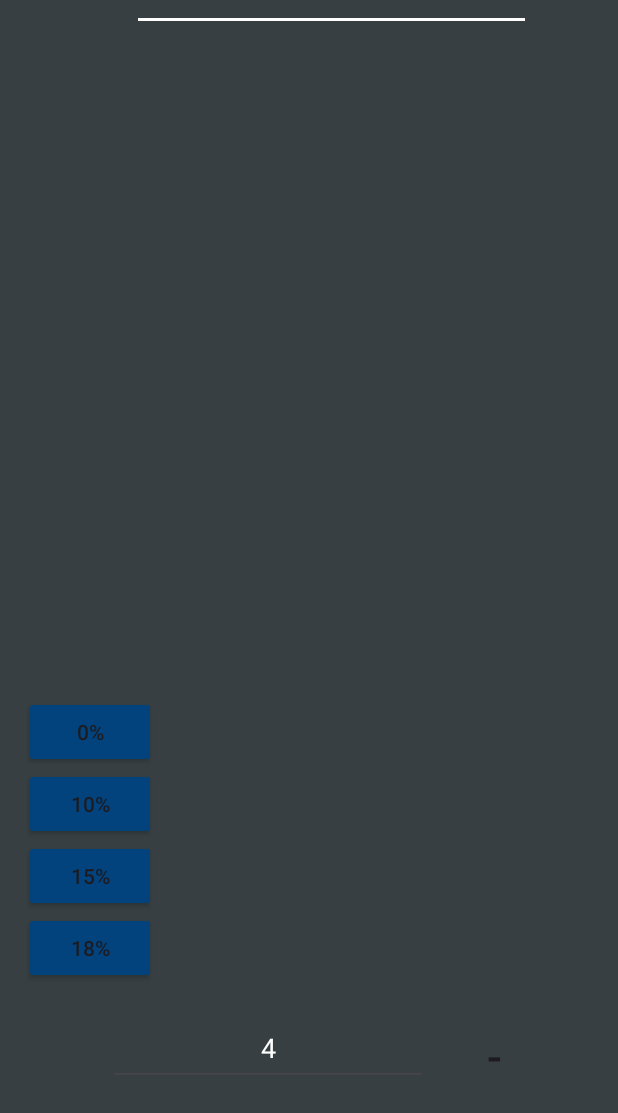
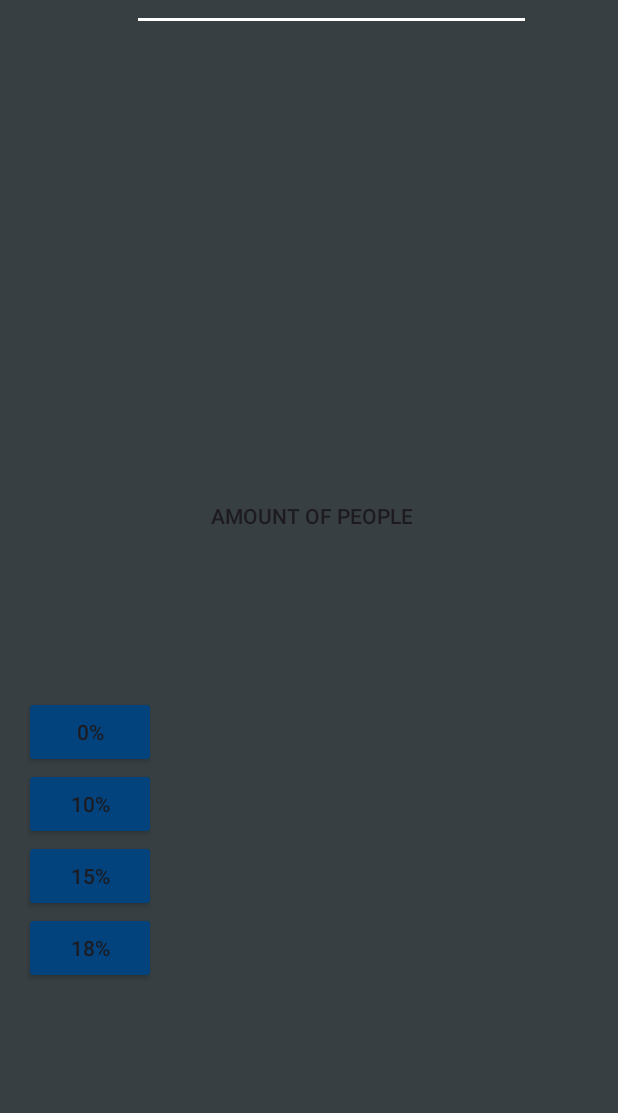
Before and after one commit to N0GN0l/Tip-Calculator, an Android app: the screen it shows after launch (MainActivity), on a phone screen of 412 x 824 dp. Shown: the top 1113 px of the screen. Run offline under Robolectric (Android 15) with nearby library versions, the phone set to English and light mode, and no system bars.

Commit message:
Linked linearlayout to Java and created button to show it

```diff
--- a/app/src/main/java/com/example/billcalc/MainActivity.java
+++ b/app/src/main/java/com/example/billcalc/MainActivity.java
@@ -5,6 +5,7 @@ import android.os.Bundle;
 import android.view.View;
 import android.widget.Button;
 import android.widget.EditText;
+import android.widget.LinearLayout;
 import android.widget.TextView;
 
 import androidx.appcompat.app.AppCompatActivity;
@@ -16,6 +17,8 @@ public class MainActivity extends AppCompatActivity {
     Button tenPercent;
     Button fifteenPercent;
     Button eighteenPercent;
+    Button changeNumberOfPeople;
+    LinearLayout collapsableNumberOfPeople;
     double tipPercent = 1.15;
     int amountOfPeople = 4;
     @Override
@@ -33,9 +36,10 @@ public class MainActivity extends AppCompatActivity {
         tenPercent = findViewById(R.id.Ten);
         fifteenPercent = findViewById(R.id.Fifteen);
         eighteenPercent = findViewById(R.id.Eighteen);
+        changeNumberOfPeople = findViewById(R.id.ChangeNumberOfPeople);
 
-
-
+        collapsableNumberOfPeople = findViewById(R.id.CollapsableNumberOfPeople);
+        collapsableNumberOfPeople.setAlpha(0f);
         //onClick Listeners
         billAmount.setOnClickListener(new View.OnClickListener(){
             @SuppressLint("SetTextI18n")
@@ -74,6 +78,10 @@ public class MainActivity extends AppCompatActivity {
             highlightButton(eighteenPercent);
         });
 
+        changeNumberOfPeople.setOnClickListener(view -> {
+            //add animation to fly in from bottom
+            collapsableNumberOfPeople.setAlpha(1f);
+        });
 
 
     }//end of onCreate
--- a/app/src/main/res/layout/activity_main.xml
+++ b/app/src/main/res/layout/activity_main.xml
@@ -14,6 +14,7 @@
         android:layout_height="73dp"
         android:layout_marginStart="88dp"
         android:layout_marginBottom="804dp"
+        android:autofillHints=""
         android:backgroundTint="@color/white"
         android:ems="10"
         android:textSize="30sp"
@@ -85,6 +86,7 @@
         app:layout_constraintStart_toStartOf="parent" />
 
     <LinearLayout
+        android:id="@+id/CollapsableNumberOfPeople"
         android:layout_width="446dp"
         android:layout_height="200dp"
         android:layout_marginBottom="4dp"
@@ -121,5 +123,17 @@
 
     </LinearLayout>
 
+    <Button
+        android:id="@+id/ChangeNumberOfPeople"
+        android:focusable="true"
+        android:layout_width="wrap_content"
+        android:layout_height="wrap_content"
+        android:layout_marginStart="140dp"
+        android:layout_marginBottom="456dp"
+        android:text="@string/amount_of_people"
+        android:background="@color/transparent"
+        app:layout_constraintBottom_toBottomOf="parent"
+        app:layout_constraintStart_toStartOf="parent" />
+
 
 </androidx.constraintlayout.widget.ConstraintLayout>
--- a/app/src/main/res/values/strings.xml
+++ b/app/src/main/res/values/strings.xml
@@ -10,4 +10,5 @@
     <string name="subtract">-</string>
     <string name="_4">4</string>
     <string name="minus_sign">-</string>
+    <string name="amount_of_people">Amount of People</string>
 </resources>
```
